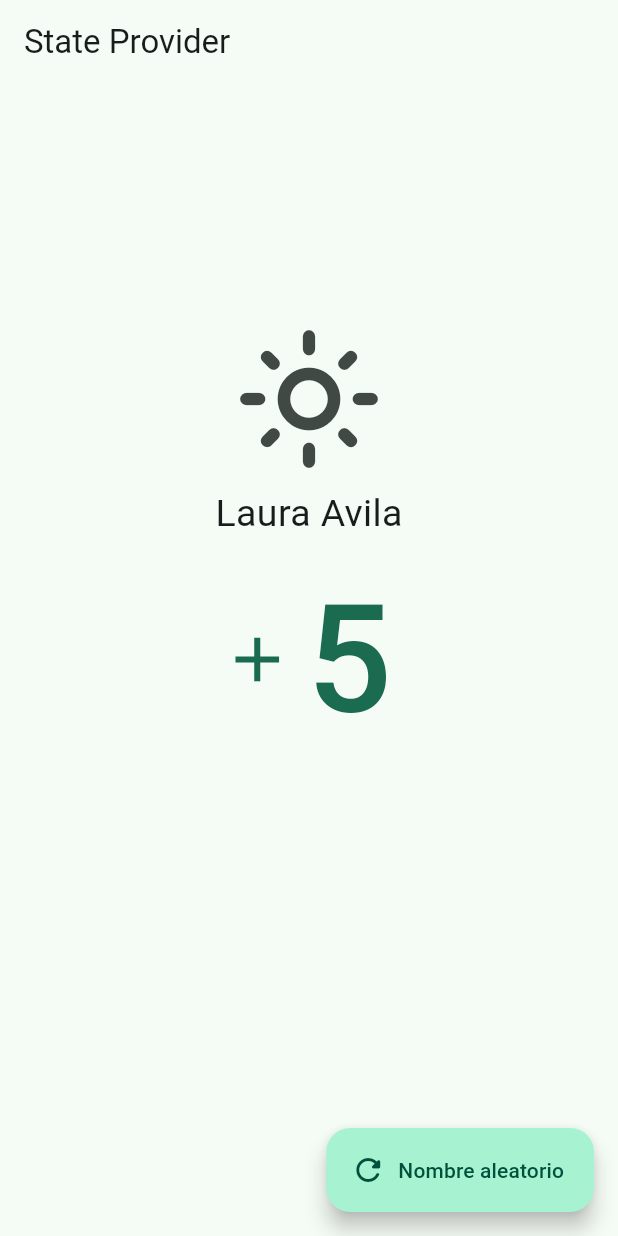
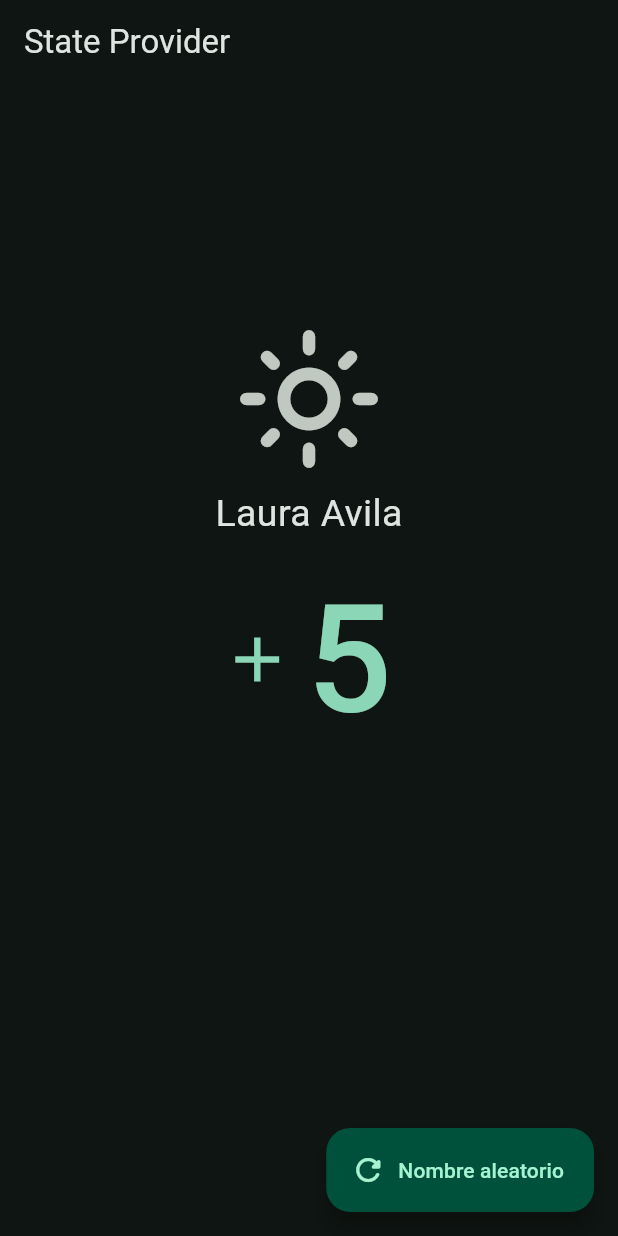
Before and after one commit to lauritaila/flutter-riverpod, a Flutter app: the StateProviderScreen screen opened by its route, after a tap on the "dark mode" icon, on a phone screen of 412 x 824 dp. Run offline on Flutter 3.47's test engine with Material 3 defaults, Android fonts, the phone set to English and light mode, and no system bars; our stand-ins replace dio, flutter_riverpod, go_router, riverpod_annotation; missing offline and left inert: random_name_generator; generated files the repository leaves out were written again.

Commit message:
FEAT: implementation of darkmode provider

```diff
--- a/lib/main.dart
+++ b/lib/main.dart
@@ -1,6 +1,8 @@
 import 'package:flutter/material.dart';
 import 'package:flutter_riverpod/flutter_riverpod.dart';
 import 'package:riverpod_app/config/config.dart';
+
+import 'presentation/providers/providers.dart';
 
 void main() => runApp(
   const ProviderScope(child: MyApp()),
@@ -17,7 +19,7 @@ class MyApp extends ConsumerWidget {
       title: 'Riverpod Providers',
       debugShowCheckedModeBanner: false,
       routerConfig: appRouter,
-      theme: AppTheme( isDarkmode: false ).getTheme(),
+      theme: AppTheme( isDarkmode: ref.watch(darkModeProvider) ).getTheme(),
     );
   }
 }
```
